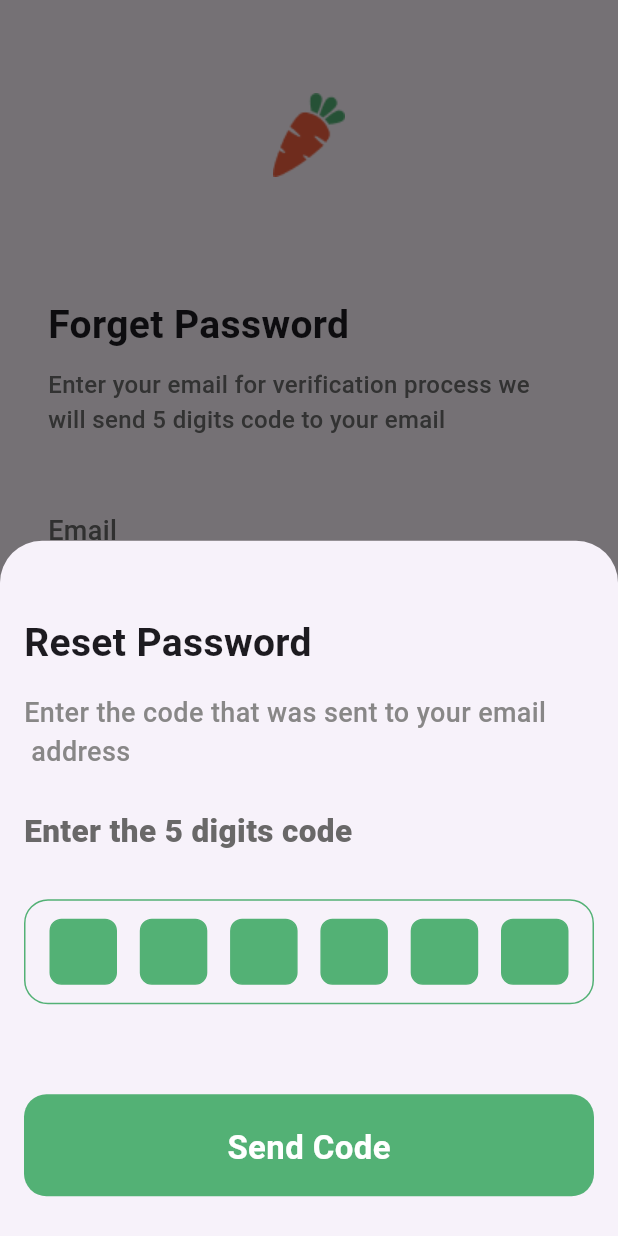
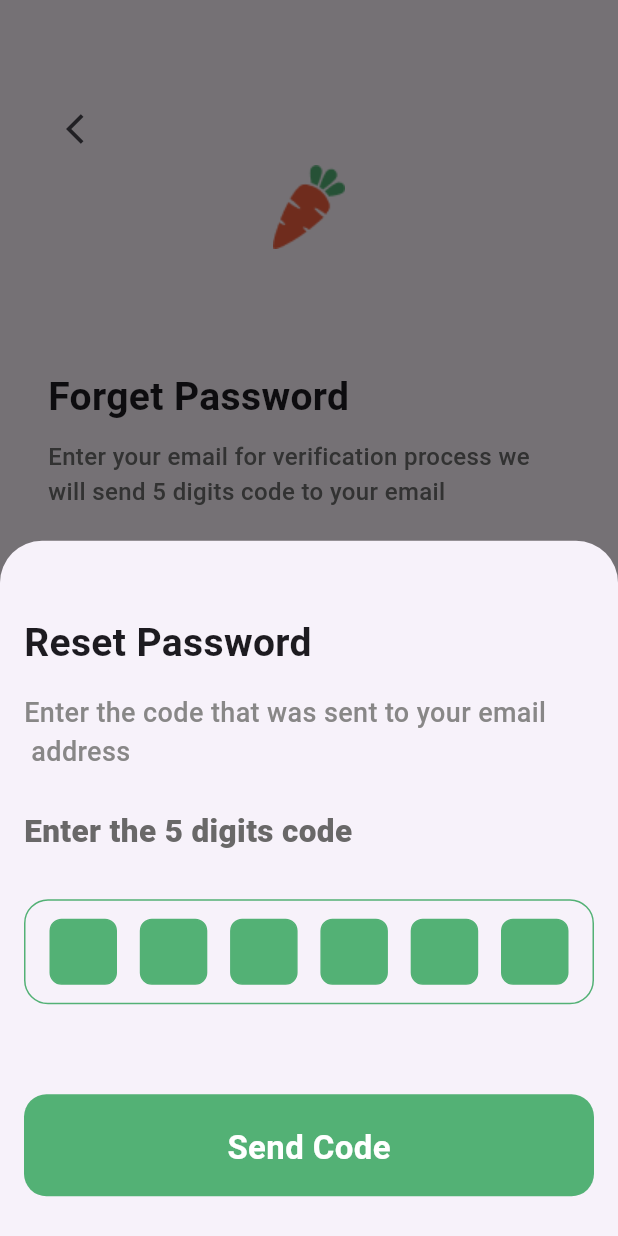
Before and after one commit to Hagar2003/nectar, a Flutter app: the ForgetPassword screen opened by its route, after a tap on "Continue", on a phone screen of 412 x 824 dp. Run offline on Flutter 3.47's test engine with Material 3 defaults, Android fonts, the phone set to English and light mode, and no system bars; drawn by our look-alikes of pin_code_fields; our stand-ins replace go_router; Roboto replaces fonts that are missing (Gilroy).

Commit message:
reset password done

```diff
--- a/lib/core/utils/app_router.dart
+++ b/lib/core/utils/app_router.dart
@@ -1,5 +1,6 @@
 import 'package:go_router/go_router.dart';
 import 'package:nectar/features/forget_password/forget_password.dart';
+import 'package:nectar/features/forget_password/widgets/congratulations.dart';
 import 'package:nectar/features/login/presentation/views/login_view.dart';
 import 'package:nectar/features/onBoarding/presentation/views/onbording_view.dart';
 
@@ -20,5 +21,8 @@ abstract class AppRouter {
     GoRoute(
       path: kForgetPass,
       builder: (context, state) => const ForgetPassword(),
-  )  ]  );
+  ) ,
+    GoRoute(
+      path: '/ResetDone',
+      builder: (context, state) => const Congratulations(),) ]  );
 }
--- /dev/null
+++ b/lib/features/forget_password/widgets/custom_app_bar.dart
@@ -0,0 +1,15 @@
+import 'package:flutter/material.dart';
+import 'package:go_router/go_router.dart';
+
+class CustomAppBar extends StatelessWidget {
+  const CustomAppBar({super.key});
+
+  @override
+  Widget build(BuildContext context) {
+    return IconButton(
+        onPressed: () {
+          GoRouter.of(context).pop();
+        },
+        icon: const Icon(Icons.arrow_back_ios));
+  }
+}
--- a/lib/features/forget_password/widgets/forget_password_body.dart
+++ b/lib/features/forget_password/widgets/forget_password_body.dart
@@ -2,6 +2,7 @@ import 'package:flutter/material.dart';
 import 'package:nectar/core/utils/styles.dart';
 import 'package:nectar/core/widgets/custom_button.dart';
 import 'package:nectar/core/widgets/custom_text_field.dart';
+import 'package:nectar/features/forget_password/widgets/custom_app_bar.dart';
 import 'package:nectar/features/forget_password/widgets/reset_password.dart';
 
 class ForgetPasswordBody extends StatefulWidget {
@@ -20,6 +21,7 @@ class _ForgetPasswordBodyState extends State<ForgetPasswordBody> {
         child: Column(
           crossAxisAlignment: CrossAxisAlignment.start,
           children: [
+            CustomAppBar(),
             const Center(
                 child: Image(image: AssetImage('assets/images/carrot.png'))),
             const SizedBox(
@@ -46,12 +48,13 @@ class _ForgetPasswordBodyState extends State<ForgetPasswordBody> {
                 text: 'Continue',
                 onTap: () {
                   showModalBottomSheet(
-                      isScrollControlled: false,
+                    //  isScrollControlled: false,
                       context: context,
                       builder: (context) {
                         return const ResetPassword();
                       });
-                })
+  })
+
           ],
         ),
       ),
--- a/lib/features/forget_password/widgets/reset_password.dart
+++ b/lib/features/forget_password/widgets/reset_password.dart
@@ -1,10 +1,8 @@
 import 'package:flutter/material.dart';
-import 'package:flutter/services.dart';
-import 'package:nectar/constants.dart';
 import 'package:nectar/core/utils/styles.dart';
 import 'package:nectar/core/widgets/custom_button.dart';
 import 'package:nectar/features/forget_password/widgets/pin_code_text_field.dart';
-import 'package:pin_code_fields/pin_code_fields.dart';
+import 'package:nectar/features/forget_password/widgets/reset_password_final.dart';
 
 class ResetPassword extends StatelessWidget {
   const ResetPassword({super.key});
@@ -31,7 +29,15 @@ class ResetPassword extends StatelessWidget {
                       const SizedBox(height:30),
                        const PinCodedTextField(),
                        const SizedBox(height: 60,),
-                       const CustomButton(text: 'Send Code')
+                        CustomButton(text: 'Send Code',
+                       onTap: (){
+                          showModalBottomSheet(
+                      isScrollControlled: false,
+                      context: context,
+                      builder: (context) {
+                        return const ResetPasswordFinal();
+                      });
+                       })
         ],
       ),
     );
```
Also changed, not shown: lib/features/forget_password/widgets/congratulations.dart (added, +26 -0 lines), lib/features/forget_password/widgets/reset_password_final.dart (added, +55 -0 lines), assets/images/congratulations.png (added).
